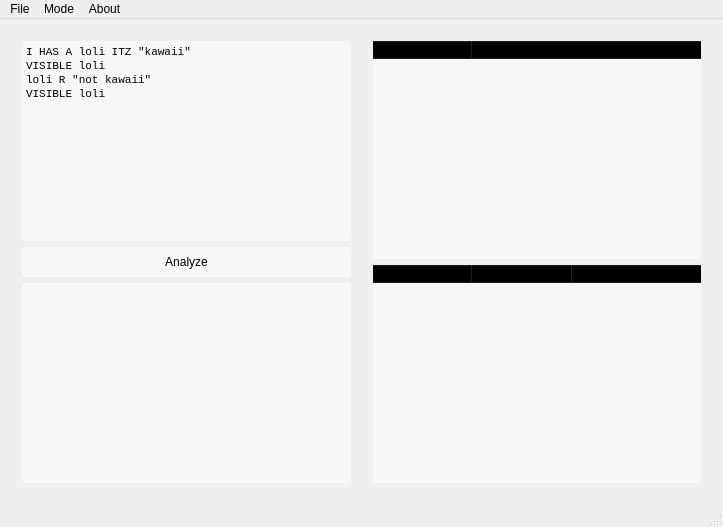
The window that mainwindow.ui (jkcdarunday/ProjectDestiny) describes before a commit, drawn with Qt 5.
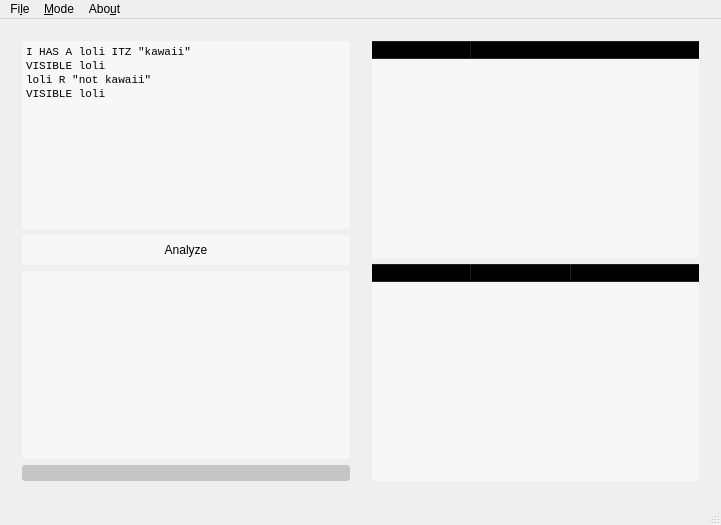
The same window after the commit. Icons and pictures are not drawn.

Commit message: Removed authors and implemented line input in the main window

The edit to the form file:
```diff
--- a/mainwindow.ui
+++ b/mainwindow.ui
@@ -6,8 +6,8 @@
    <rect>
     <x>0</x>
     <y>0</y>
-    <width>723</width>
-    <height>527</height>
+    <width>721</width>
+    <height>525</height>
    </rect>
   </property>
   <property name="windowTitle">
@@ -18,12 +18,16 @@
   </property>
   <widget class="QWidget" name="mainWidget">
    <property name="styleSheet">
-    <string notr="true">.QTableWidget,.QHeaderView,.QTextEdit,.QPushButton{	
+    <string notr="true">.QLineEdit,.QTableWidget,.QHeaderView,.QTextEdit,.QPushButton{	
 	background-color:rgba(255,255,255,0.5);
 	border-radius:3px;
 	color: black;
 }
 
+.QLineEdit::disabled{
+	background-color:rgba(155,155,155,0.5);
+}
+
 .QHeaderView{
 	background-color:rgba(255,255,255,0.2);
 }
@@ -104,6 +108,13 @@
          </property>
         </widget>
        </item>
+       <item>
+        <widget class="QLineEdit" name="inputLine">
+         <property name="enabled">
+          <bool>false</bool>
+         </property>
+        </widget>
+       </item>
       </layout>
      </widget>
     </item>
@@ -166,13 +177,13 @@
     <rect>
      <x>0</x>
      <y>0</y>
-     <width>723</width>
+     <width>721</width>
      <height>20</height>
     </rect>
    </property>
    <widget class="QMenu" name="menuFile">
     <property name="title">
-     <string>File</string>
+     <string>Fi&amp;le</string>
     </property>
     <addaction name="actionLoad"/>
     <addaction name="actionSave"/>
@@ -180,14 +191,14 @@
    </widget>
    <widget class="QMenu" name="menuMode">
     <property name="title">
-     <string>Mode</string>
+     <string>&amp;Mode</string>
     </property>
     <addaction name="actionEdit"/>
     <addaction name="actionAnalyze"/>
    </widget>
    <widget class="QMenu" name="menuAbout">
     <property name="title">
-     <string>About</string>
+     <string>Abo&amp;ut</string>
     </property>
     <addaction name="actionLOLi"/>
     <addaction name="actionAuthors"/>
```
Left out of the diff: 16 changed lines with no effect on the pictures. The commit also changes 6 other files.
